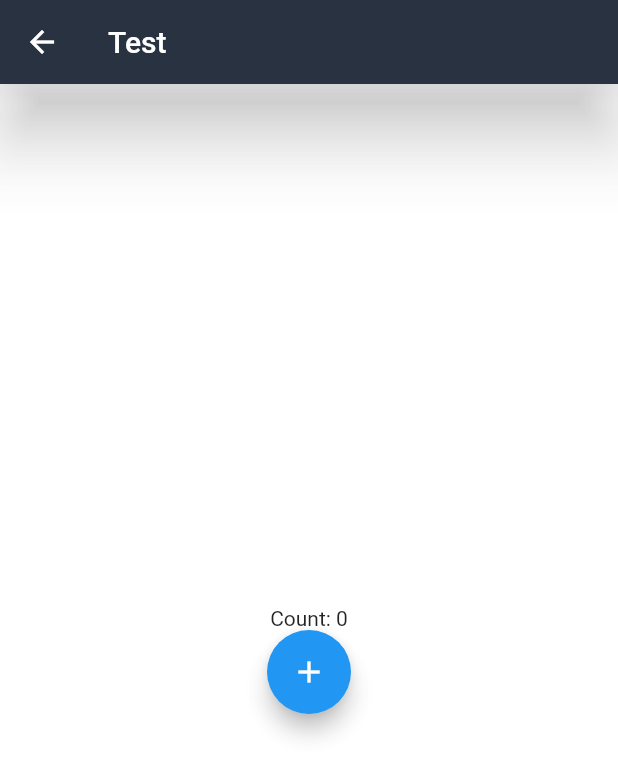
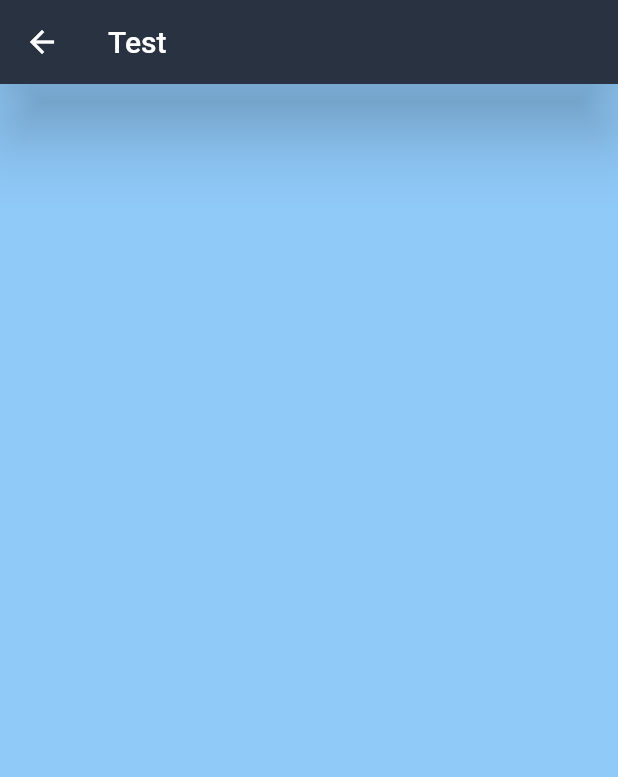
Before and after one commit to erikpz/components-app, a Flutter app: the screen it shows after launch, after a tap on "Test", on a phone screen of 412 x 824 dp. Shown: the top 777 px of the screen. Run offline on Flutter 3.47's test engine with Material 2 defaults, Android fonts, the phone set to English and light mode, and no system bars; network calls fail.

```diff
--- a/lib/main.dart
+++ b/lib/main.dart
@@ -1,4 +1,6 @@
 import 'package:flutter/material.dart';
 import 'app.dart';
 
-void main() => runApp(App());
+void main() {
+  runApp(App());
+}
--- a/lib/pages/test_page.dart
+++ b/lib/pages/test_page.dart
@@ -17,19 +17,19 @@ class _TestState extends State<TestPage> {
   @override
   Widget build(BuildContext context) {
     return Scaffold(
-        backgroundColor: Colors.white70,
-        appBar: AppBar(
-          elevation: 20.0,
-          title: Text('Test'),
-          backgroundColor: Color.fromRGBO(41, 50, 65, 1),
+      backgroundColor: Colors.white70,
+      appBar: AppBar(
+        elevation: 20.0,
+        title: Text('Test'),
+        backgroundColor: Color.fromRGBO(41, 50, 65, 1),
+      ),
+      body: Container(
+        /*  constraints: BoxConstraints(maxHeight: 300, maxWidth: 200), */
+        color: Colors.green[200],
+        child: Container(
+          color: Colors.blue[200],
         ),
-        body: Center(
-            child: Column(
-          mainAxisSize: MainAxisSize.min,
-          children: [
-            DisplayCounter(count: _counter),
-            Incrementor(handleAdd: handleAdd)
-          ],
-        )));
+      ),
+    );
   }
 }
```
Also changed, not shown: pubspec.lock.
